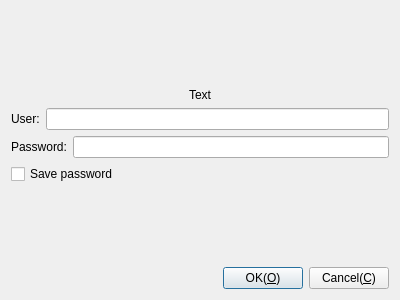
This is Plugins/LibVNCServer/Client/DlgLibVNCServerPassword.ui in KangLin/RabbitRemoteControl as Qt 5 draws it before an edit. The edited form follows.
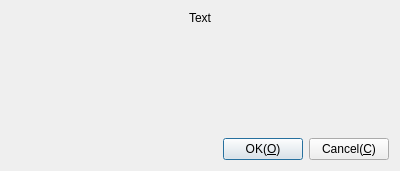
This is the edited form. Custom widgets are drawn as their Qt base class.

```diff
--- a/Plugins/LibVNCServer/Client/DlgLibVNCServerPassword.ui
+++ b/Plugins/LibVNCServer/Client/DlgLibVNCServerPassword.ui
@@ -7,7 +7,7 @@
     <x>0</x>
     <y>0</y>
     <width>400</width>
-    <height>300</height>
+    <height>171</height>
    </rect>
   </property>
   <property name="windowTitle">
@@ -15,70 +15,17 @@
   </property>
   <layout class="QGridLayout" name="gridLayout">
    <item row="0" column="0">
-    <spacer name="verticalSpacer_2">
-     <property name="orientation">
-      <enum>Qt::Vertical</enum>
+    <widget class="QLabel" name="lbText">
+     <property name="text">
+      <string>Text</string>
      </property>
-     <property name="sizeHint" stdset="0">
-      <size>
-       <width>20</width>
-       <height>75</height>
-      </size>
+     <property name="alignment">
+      <set>Qt::AlignCenter</set>
      </property>
-    </spacer>
+    </widget>
    </item>
    <item row="1" column="0">
-    <layout class="QVBoxLayout" name="verticalLayout">
-     <item>
-      <widget class="QLabel" name="lbText">
-       <property name="text">
-        <string>Text</string>
-       </property>
-       <property name="alignment">
-        <set>Qt::AlignCenter</set>
-       </property>
-      </widget>
-     </item>
-     <item>
-      <layout class="QHBoxLayout" name="horizontalLayout">
-       <item>
-        <widget class="QLabel" name="label">
-         <property name="text">
-          <string>User:</string>
-         </property>
-        </widget>
-       </item>
-       <item>
-        <widget class="QLineEdit" name="leUser"/>
-       </item>
-      </layout>
-     </item>
-     <item>
-      <layout class="QHBoxLayout" name="horizontalLayout_2">
-       <item>
-        <widget class="QLabel" name="label_2">
-         <property name="text">
-          <string>Password:</string>
-         </property>
-        </widget>
-       </item>
-       <item>
-        <widget class="QLineEdit" name="lePassword">
-         <property name="echoMode">
-          <enum>QLineEdit::Password</enum>
-         </property>
-        </widget>
-       </item>
-      </layout>
-     </item>
-     <item>
-      <widget class="QCheckBox" name="cbSavePassword">
-       <property name="text">
-        <string>Save password</string>
-       </property>
-      </widget>
-     </item>
-    </layout>
+    <widget class="CParameterUserUI" name="wUser" native="true"/>
    </item>
    <item row="2" column="0">
     <spacer name="verticalSpacer">
@@ -113,6 +60,9 @@
        <property name="text">
         <string>OK(&amp;O)</string>
        </property>
+       <property name="default">
+        <bool>true</bool>
+       </property>
       </widget>
      </item>
      <item>
@@ -126,6 +76,14 @@
    </item>
   </layout>
  </widget>
+ <customwidgets>
+  <customwidget>
+   <class>CParameterUserUI</class>
+   <extends>QWidget</extends>
+   <header location="global">ParameterUserUI.h</header>
+   <container>1</container>
+  </customwidget>
+ </customwidgets>
  <resources/>
  <connections/>
 </ui>
```
